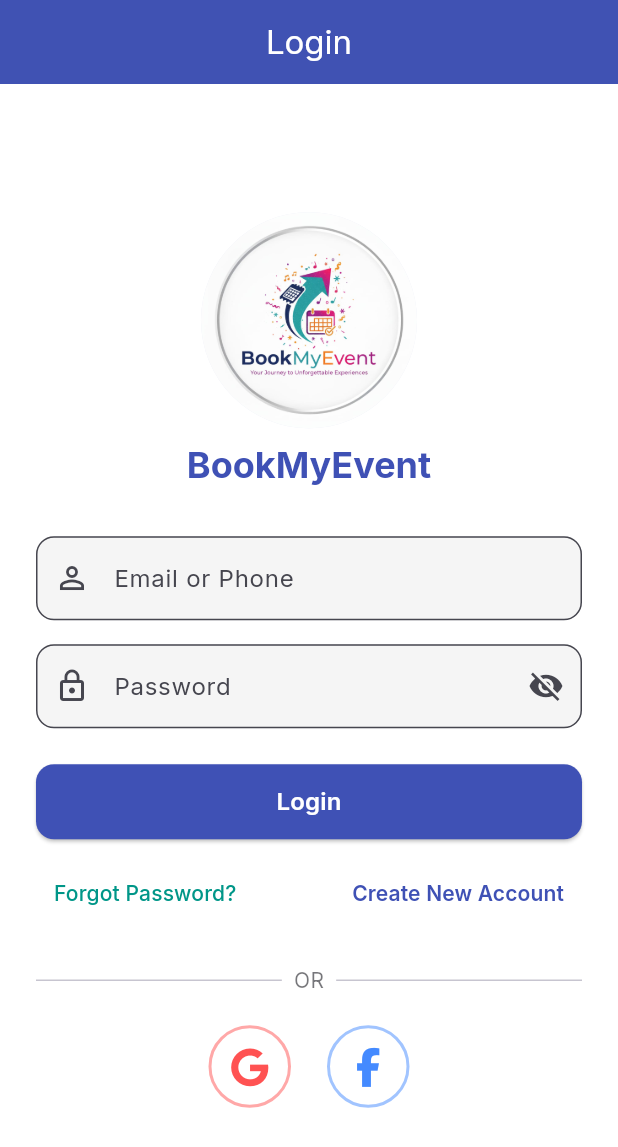
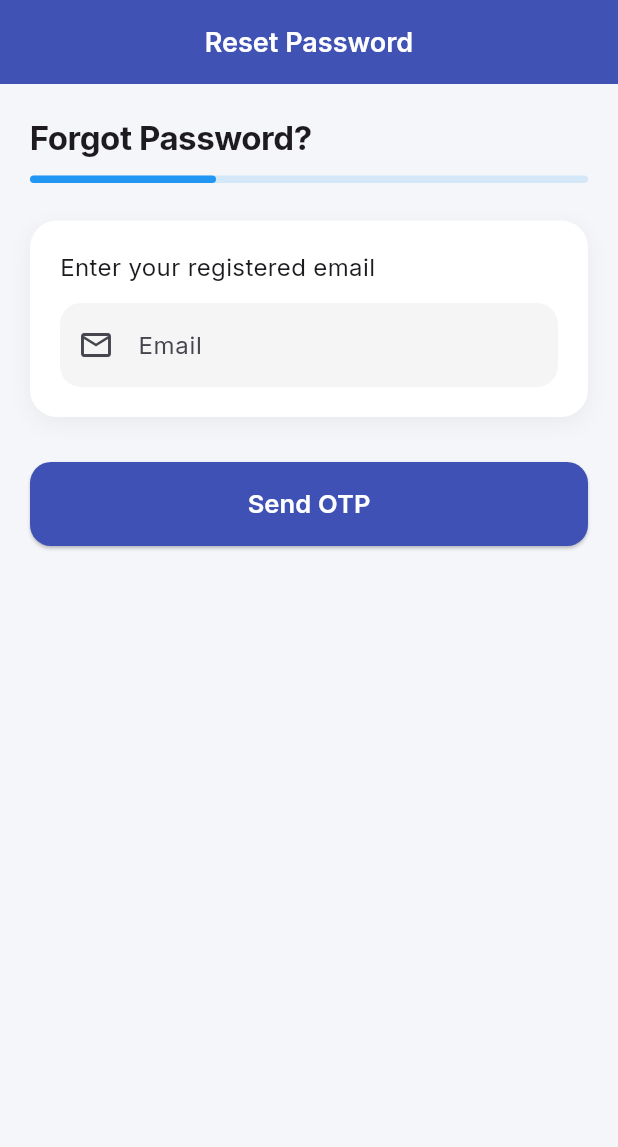
Before and after one commit to Rohit420bhainwal/book_my_event_app, a Flutter app: the screen it shows after launch, after a tap on "Forgot Password?", on a phone screen of 412 x 824 dp. Shown: the top 1147 px of the screen. Run offline on Flutter 3.47's test engine with Material 3 defaults, Android fonts, the phone set to English and light mode, and no system bars; our stand-ins replace cached_network_image, cloud_firestore, dio, firebase_auth, firebase_core, font_awesome_flutter and 9 more; missing offline and left inert: flutter_facebook_auth, razorpay_flutter; accounts and stored records are empty.

Commit message:
implemented forget password UI and integrated the apis for it

```diff
--- a/lib/app/controller/auth_controller.dart
+++ b/lib/app/controller/auth_controller.dart
@@ -108,10 +108,14 @@
   void navigateToRegistrationScreen(){
     Get.offAllNamed(
       Routes.registrationScreen
-      /*Routes.emailPhoneSignup,*/
     );
   }
 
+  void navigateToResetPasswordScreen(){
+    Get.offAllNamed(
+        Routes.resetPasswordScreen
+    );
+  }
 
 
 
--- a/lib/app/controller/provider_profile_controller.dart
+++ b/lib/app/controller/provider_profile_controller.dart
@@ -90,6 +90,7 @@
 
   Future<void> logout() async {
     await _auth.signOut();
+    await box.erase();
     Get.offAllNamed("/login");
   }
 }
--- /dev/null
+++ b/lib/app/controller/reset_password_controller.dart
@@ -0,0 +1,150 @@
+import 'package:flutter/material.dart';
+import 'package:get/get.dart';
+import '../services/api_service.dart';
+
+
+class ResetPasswordController extends GetxController {
+  var step = 1.obs;
+
+  // Text controllers
+  final emailController = TextEditingController();
+  final otpController = TextEditingController();
+  final newPassword = TextEditingController();
+  final confirmPassword = TextEditingController();
+
+  // Password hiding
+  var hideNewPassword = true.obs;
+  var hideConfirmPassword = true.obs;
+
+  final ApiService api = ApiService();
+
+  /// ------------------------------------------------
+  /// UI Titles
+  /// ------------------------------------------------
+  String titleText() {
+    if (step.value == 1) return "Forgot Password?";
+    if (step.value == 2) return "Verify OTP";
+    return "Create New Password";
+  }
+
+  String buttonText() {
+    if (step.value == 1) return "Send OTP";
+    if (step.value == 2) return "Verify OTP";
+    return "Reset Password";
+  }
+
+  /// ------------------------------------------------
+  /// SEND OTP API
+  /// ------------------------------------------------
+  Future<void> sendOtp() async {
+    final email = emailController.text.trim();
+    if (email.isEmpty) {
+      Get.snackbar("Error", "Please enter your email");
+      return;
+    }
+
+    Get.snackbar("Please wait", "Sending OTP...");
+
+    final response = await api.post(
+      "auth/reset-password/send-otp",
+      {"email": email},
+      withAuth: false,
+    );
+
+    if (response["success"] == true) {
+      Get.snackbar("OTP Sent", "Check your email for the OTP");
+      step.value = 2;
+    } else {
+      Get.snackbar("Error", response["message"] ?? "Failed to send OTP");
+    }
+  }
+
+  /// ------------------------------------------------
+  /// VERIFY OTP API
+  /// ------------------------------------------------
+  Future<void> verifyOtp() async {
+    final email = emailController.text.trim();
+    final otp = otpController.text.trim();
+
+    if (otp.isEmpty) {
+      Get.snackbar("Error", "Please enter OTP");
+      return;
+    }
+
+    Get.snackbar("Please wait", "Verifying OTP...");
+
+    final response = await api.post(
+      "auth/reset-password/verify-otp",
+      {
+        "email": email,
+        "otp": otp,
+      },
+      withAuth: false,
+    );
+
+    if (response["success"] == true) {
+      Get.snackbar("Verified", "OTP verified successfully");
+      step.value = 3;
+    } else {
+      Get.snackbar("Invalid OTP", response["message"] ?? "OTP verification failed");
+    }
+  }
+
+  /// ------------------------------------------------
+  /// SET NEW PASSWORD API
+  /// ------------------------------------------------
+  Future<void> setNewPassword() async {
+    final email = emailController.text.trim();
+    final pass = newPassword.text.trim();
+    final confirm = confirmPassword.text.trim();
+
+    if (pass.isEmpty || confirm.isEmpty) {
+      Get.snackbar("Error", "Please enter both passwords");
+      return;
+    }
+
+    if (pass != confirm) {
+      Get.snackbar("Error", "Passwords do not match");
+      return;
+    }
+
+    Get.snackbar("Please wait", "Updating password...");
+
+    final response = await api.post(
+      "auth/reset-password/set-new-password",
+      {
+        "email": email,
+        "newPassword": pass,
+      },
+      withAuth: false,
+    );
+
+    if (response["success"] == true) {
+      Get.snackbar("Success", "Password reset successfully");
+      Future.delayed(const Duration(seconds: 1), () => Get.back());
+      Get.offAllNamed("/login");
+    } else {
+      Get.snackbar("Error", response["message"] ?? "Failed to reset password");
+    }
+  }
+
+  /// ------------------------------------------------
+  /// NEXT BUTTON HANDLER
+  /// ------------------------------------------------
+  void nextStep() {
+    if (step.value == 1) {
+      sendOtp();
+    } else if (step.value == 2) {
+      verifyOtp();
+    } else {
+      setNewPassword();
+    }
+  }
+
+  /// ------------------------------------------------
+  /// RESEND OTP
+  /// ------------------------------------------------
+  void resendOtp() {
+    sendOtp();
+  }
+}
--- a/lib/app/views/login_screen.dart
+++ b/lib/app/views/login_screen.dart
@@ -145,6 +145,7 @@
                     children: [
                       TextButton(
                         onPressed: () {
+                          authController.navigateToResetPasswordScreen();
                           // TODO: Forgot Password
                         },
                         child: Text(
--- /dev/null
+++ b/lib/app/views/reset_password_screen.dart
@@ -0,0 +1,230 @@
+import 'package:flutter/material.dart';
+import 'package:get/get.dart';
+import '../../utils/app_text_styles.dart';
+import '../controller/reset_password_controller.dart';
+
+class ResetPasswordScreen extends StatelessWidget {
+  const ResetPasswordScreen({super.key});
+
+  @override
+  Widget build(BuildContext context) {
+    final controller = Get.put(ResetPasswordController());
+    final theme = Theme.of(context);
+
+    return Scaffold(
+      backgroundColor: const Color(0xFFF5F6FA),
+      appBar: AppBar(
+        title: Text("Reset Password", style: AppTextStyles.subHeading),
+        backgroundColor: theme.primaryColor,
+        elevation: 1,
+        foregroundColor: Colors.white,
+      ),
+      body: Obx(() {
+        return SingleChildScrollView(
+          padding: const EdgeInsets.all(20),
+          child: Column(
+            crossAxisAlignment: CrossAxisAlignment.start,
+            children: [
+
+              // ---------------- STEP INDICATOR ----------------
+              _stepIndicator(controller),
+
+              const SizedBox(height: 25),
+
+              // ---------------- CARD WRAPPER ----------------
+              Container(
+                width: double.infinity,
+                padding: const EdgeInsets.all(20),
+                decoration: BoxDecoration(
+                  color: Colors.white,
+                  borderRadius: BorderRadius.circular(18),
+                  boxShadow: [
+                    BoxShadow(
+                      color: Colors.black.withOpacity(0.05),
+                      blurRadius: 12,
+                      offset: const Offset(0, 4),
+                    ),
+                  ],
+                ),
+                child: AnimatedSwitcher(
+                  duration: const Duration(milliseconds: 350),
+                  transitionBuilder: (child, anim) =>
+                      FadeTransition(opacity: anim, child: child),
+                  child: _buildCurrentStep(controller),
+                ),
+              ),
+
+              const SizedBox(height: 30),
+
+              // ---------------- BUTTON ----------------
+              SizedBox(
+                width: double.infinity,
+                child: ElevatedButton(
+                  style: ElevatedButton.styleFrom(
+                    backgroundColor: theme.colorScheme.primary,
+                    padding: const EdgeInsets.symmetric(vertical: 16),
+                    shape: RoundedRectangleBorder(
+                      borderRadius: BorderRadius.circular(14),
+                    ),
+                  ),
+                  onPressed: () => controller.nextStep(),
+                  child: Text(
+                    controller.buttonText(),
+                    style: AppTextStyles.bodyBold.copyWith(
+                      color: Colors.white,
+                      fontSize: 17,
+                    ),
+                  ),
+                ),
+              ),
+            ],
+          ),
+        );
+      }),
+    );
+  }
+
+  // ---------------- STEP UI HANDLER ----------------
+  Widget _buildCurrentStep(ResetPasswordController controller) {
+    if (controller.step.value == 1) return _emailStep(controller);
+    if (controller.step.value == 2) return _otpStep(controller);
+    return _newPasswordStep(controller);
+  }
+
+  // ---------------- STEP INDICATOR ----------------
+  Widget _stepIndicator(ResetPasswordController controller) {
+    return Column(
+      crossAxisAlignment: CrossAxisAlignment.start,
+      children: [
+        Text(controller.titleText(), style: AppTextStyles.heading),
+        const SizedBox(height: 10),
+
+        LinearProgressIndicator(
+          value: controller.step.value / 3,
+          color: Colors.blue,
+          backgroundColor: Colors.blue.withOpacity(0.15),
+          minHeight: 5,
+          borderRadius: BorderRadius.circular(8),
+        ),
+      ],
+    );
+  }
+
+  // ---------------- EMAIL STEP ----------------
+  Widget _emailStep(ResetPasswordController controller) {
+    return Column(
+      key: const ValueKey(1),
+      crossAxisAlignment: CrossAxisAlignment.start,
+      children: [
+        Text("Enter your registered email", style: AppTextStyles.body),
+        const SizedBox(height: 12),
+
+        TextField(
+          controller: controller.emailController,
+          decoration: _inputDecoration("Email", Icons.email_outlined),
+        ),
+      ],
+    );
+  }
+
+  // ---------------- OTP STEP ----------------
+  Widget _otpStep(ResetPasswordController controller) {
+    return Column(
+      key: const ValueKey(2),
+      crossAxisAlignment: CrossAxisAlignment.start,
+      children: [
+        Text("Enter the OTP sent to your email", style: AppTextStyles.body),
+        const SizedBox(height: 12),
+
+        TextField(
+          controller: controller.otpController,
+          keyboardType: TextInputType.number,
+          decoration: _inputDecoration("OTP", Icons.lock_clock_outlined),
+        ),
+
+        const SizedBox(height: 12),
+
+        Align(
+          alignment: Alignment.centerRight,
+          child: TextButton(
+            onPressed: () => controller.resendOtp(),
+            child: Text("Resend OTP", style: AppTextStyles.bodyBold),
+          ),
+        ),
+      ],
+    );
+  }
+
+  // ---------------- NEW PASSWORD STEP ----------------
+  Widget _newPasswordStep(ResetPasswordController controller) {
+    return Column(
+      key: const ValueKey(3),
+      crossAxisAlignment: CrossAxisAlignment.start,
+      children: [
+        Text("Set your new password", style: AppTextStyles.body),
+        const SizedBox(height: 12),
+
+        Obx(() {
+          return TextField(
+            controller: controller.newPassword,
+            obscureText: controller.hideNewPassword.value,
+            decoration: _passwordDecoration(
+              "New Password",
+              Icons.lock_outline,
+              controller.hideNewPassword.value,
+                  () => controller.hideNewPassword.toggle(),
+            ),
+          );
+        }),
+
+        const SizedBox(height: 16),
+
+        Obx(() {
+          return TextField(
+            controller: controller.confirmPassword,
+            obscureText: controller.hideConfirmPassword.value,
+            decoration: _passwordDecoration(
+              "Confirm Password",
+              Icons.lock_person_outlined,
+              controller.hideConfirmPassword.value,
+                  () => controller.hideConfirmPassword.toggle(),
+            ),
+          );
+        }),
+      ],
+    );
+  }
+
+  // ---------------- INPUT DECORATORS ----------------
+
+  InputDecoration _inputDecoration(String label, IconData icon) {
+    return InputDecoration(
+      labelText: label,
+      prefixIcon: Icon(icon),
+      filled: true,
+      fillColor: Colors.grey.shade100,
+      border: OutlineInputBorder(
+        borderRadius: BorderRadius.circular(14),
+        borderSide: BorderSide.none,
+      ),
+    );
+  }
+
+  InputDecoration _passwordDecoration(
+      String label, IconData icon, bool hidden, VoidCallback toggle) {
+    return InputDecoration(
+      labelText: label,
+      prefixIcon: Icon(icon),
+      suffixIcon: IconButton(
+        icon: Icon(hidden ? Icons.visibility_off : Icons.visibility),
+        onPressed: toggle,
+      ),
+      filled: true,
+      fillColor: Colors.grey.shade100,
+      border: OutlineInputBorder(
+        borderRadius: BorderRadius.circular(14),
+        borderSide: BorderSide.none,
+      ),
+    );
+  }
+}
--- a/lib/controllers/dashboard/profile/profile_controller.dart
+++ b/lib/controllers/dashboard/profile/profile_controller.dart
@@ -65,6 +65,7 @@
 
   Future<void> logout() async {
     await _auth.signOut();
+    await box.erase();
     Get.offAllNamed("/login");
   }
 }
--- a/lib/routes/app_pages.dart
+++ b/lib/routes/app_pages.dart
@@ -1,6 +1,7 @@
 import 'package:bookmyevent/app/views/email_phone_signup_screen.dart';
 import 'package:bookmyevent/app/views/provider_onboarding_screen.dart';
 import 'package:bookmyevent/app/views/registration_screen.dart';
+import 'package:bookmyevent/app/views/reset_password_screen.dart';
 import 'package:bookmyevent/app/views/select_customer_city_screen.dart';
 import 'package:bookmyevent/views/customer/customer_dashboard.dart';
 import 'package:bookmyevent/views/menulist/menu_list_screen.dart';
@@ -142,5 +143,10 @@
       name: Routes.providerEarnings,
       page: () => ProviderEarningsScreen(),
     ),
+
+    GetPage(
+      name: Routes.resetPasswordScreen,
+      page: () => ResetPasswordScreen(),
+    ),
   ];
 }
--- a/lib/routes/app_routes.dart
+++ b/lib/routes/app_routes.dart
@@ -23,6 +23,7 @@
   static const String selectCustomerCity = '/customer_city';
   static const venueDetails = '/venue_details';
   static const providerEarnings = '/provider_earnings';
+  static const resetPasswordScreen ='/reset_password';
 
 
 }
```
